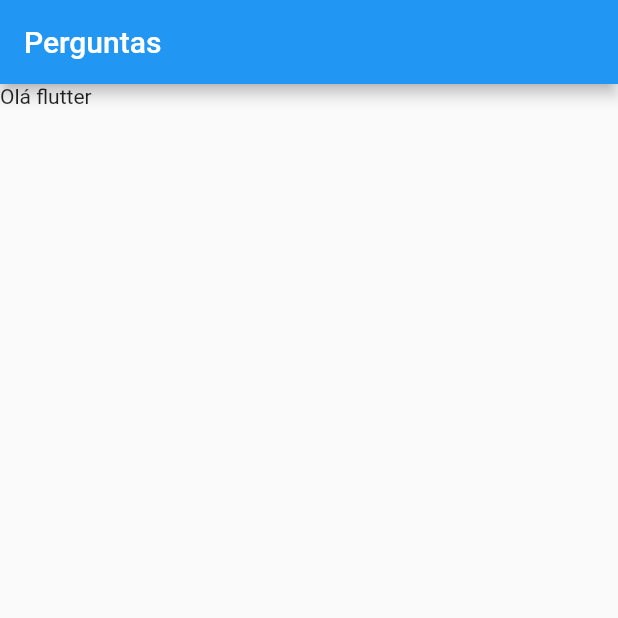
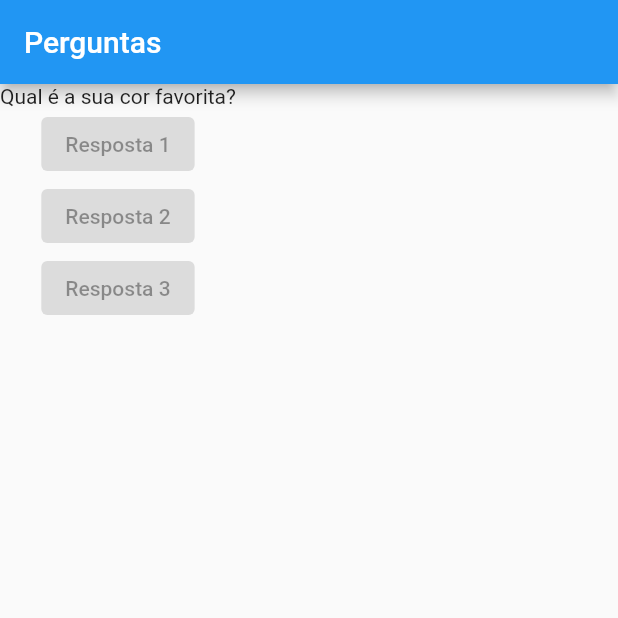
Before and after one commit to rafaelledo/projeto_perguntas, a Flutter app: the screen it shows after launch, on a phone screen of 412 x 824 dp, the top half of it. Run offline on Flutter 3.47's test engine with Material 2 defaults, Android fonts, the phone set to English and light mode, and no system bars.

Commit message:
2nd commit
update main.dart

```diff
--- a/lib/main.dart
+++ b/lib/main.dart
@@ -2,15 +2,36 @@ import 'package:flutter/material.dart';
 
 void main(List<String> args) => runApp(PerguntaApp());
 
-class PerguntaApp extends StatelessWidget{
+class PerguntaApp extends StatelessWidget {
   @override
   Widget build(BuildContext context) {
+    final perguntas = [
+      'Qual é a sua cor favorita?',
+      'Qual é a sua comida favorita?',
+    ];
+
     return MaterialApp(
       home: Scaffold(
         appBar: AppBar(
           title: Text('Perguntas'),
         ),
-        body: Text('Olá flutter'),
+        body: Column(
+          children: [
+            Text(perguntas[0]),
+            ElevatedButton(
+              child: Text('Resposta 1'),
+              onPressed: null,
+            ),
+            ElevatedButton(
+              child: Text('Resposta 2'),
+              onPressed: null,
+            ),
+            ElevatedButton(
+              child: Text('Resposta 3'),
+              onPressed: null,
+            ),
+          ],
+        ),
       ),
     );
   }
```
Also changed, not shown: 1 other file.
